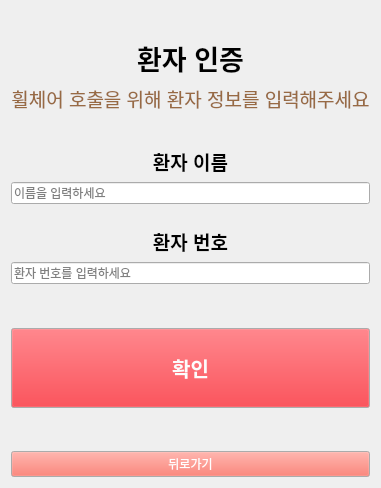
Above: Hospital_Terminal/kiosk_login.ui from Heo157/Project-Hospital-Autonomous-Wheelchair before the change. Below: the same form after it.
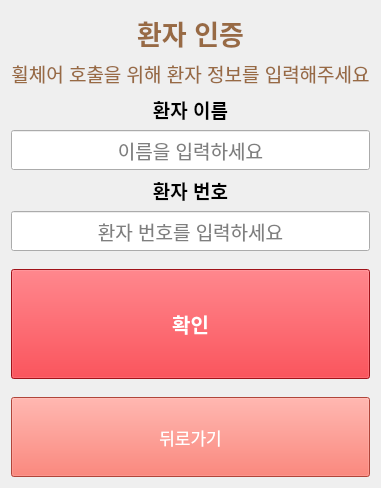
That is the form after the change.

```diff
--- a/Hospital_Terminal/kiosk_login.ui
+++ b/Hospital_Terminal/kiosk_login.ui
@@ -35,6 +35,9 @@
        <bold>true</bold>
       </font>
      </property>
+     <property name="styleSheet">
+      <string notr="true">color: rgb(152, 106, 68);</string>
+     </property>
      <property name="text">
       <string>환자 인증</string>
      </property>
@@ -92,6 +95,20 @@
    </item>
    <item>
     <widget class="QLineEdit" name="edit_name">
+     <property name="minimumSize">
+      <size>
+       <width>0</width>
+       <height>40</height>
+      </size>
+     </property>
+     <property name="font">
+      <font>
+       <pointsize>14</pointsize>
+      </font>
+     </property>
+     <property name="alignment">
+      <set>Qt::AlignmentFlag::AlignCenter</set>
+     </property>
      <property name="placeholderText">
       <string>이름을 입력하세요</string>
      </property>
@@ -128,6 +145,20 @@
    </item>
    <item>
     <widget class="QLineEdit" name="edit_id">
+     <property name="minimumSize">
+      <size>
+       <width>0</width>
+       <height>40</height>
+      </size>
+     </property>
+     <property name="font">
+      <font>
+       <pointsize>14</pointsize>
+      </font>
+     </property>
+     <property name="alignment">
+      <set>Qt::AlignmentFlag::AlignCenter</set>
+     </property>
      <property name="placeholderText">
       <string>환자 번호를 입력하세요</string>
      </property>
@@ -164,7 +195,7 @@
      <property name="minimumSize">
       <size>
        <width>0</width>
-       <height>80</height>
+       <height>110</height>
       </size>
      </property>
      <property name="palette">
@@ -173,9 +204,9 @@
         <colorrole role="WindowText">
          <brush brushstyle="SolidPattern">
           <color alpha="255">
-           <red>252</red>
-           <green>252</green>
-           <blue>252</blue>
+           <red>255</red>
+           <green>255</green>
+           <blue>255</blue>
           </color>
          </brush>
         </colorrole>
@@ -191,27 +222,45 @@
         <colorrole role="Text">
          <brush brushstyle="SolidPattern">
           <color alpha="255">
-           <red>252</red>
-           <green>252</green>
-           <blue>252</blue>
+           <red>255</red>
+           <green>255</green>
+           <blue>255</blue>
           </color>
          </brush>
         </colorrole>
         <colorrole role="ButtonText">
          <brush brushstyle="SolidPattern">
           <color alpha="255">
-           <red>252</red>
-           <green>252</green>
-           <blue>252</blue>
+           <red>255</red>
+           <green>255</green>
+           <blue>255</blue>
+          </color>
+         </brush>
+        </colorrole>
+        <colorrole role="Base">
+         <brush brushstyle="SolidPattern">
+          <color alpha="255">
+           <red>224</red>
+           <green>27</green>
+           <blue>36</blue>
+          </color>
+         </brush>
+        </colorrole>
+        <colorrole role="Window">
+         <brush brushstyle="SolidPattern">
+          <color alpha="255">
+           <red>224</red>
+           <green>27</green>
+           <blue>36</blue>
           </color>
          </brush>
         </colorrole>
         <colorrole role="PlaceholderText">
          <brush brushstyle="SolidPattern">
           <color alpha="128">
-           <red>252</red>
-           <green>252</green>
-           <blue>252</blue>
+           <red>255</red>
+           <green>255</green>
+           <blue>255</blue>
           </color>
          </brush>
         </colorrole>
@@ -220,9 +269,9 @@
         <colorrole role="WindowText">
          <brush brushstyle="SolidPattern">
           <color alpha="255">
-           <red>252</red>
-           <green>252</green>
-           <blue>252</blue>
+           <red>255</red>
+           <green>255</green>
+           <blue>255</blue>
           </color>
          </brush>
         </colorrole>
@@ -238,27 +287,45 @@
         <colorrole role="Text">
          <brush brushstyle="SolidPattern">
           <color alpha="255">
-           <red>252</red>
-           <green>252</green>
-           <blue>252</blue>
+           <red>255</red>
+           <green>255</green>
+           <blue>255</blue>
           </color>
          </brush>
         </colorrole>
         <colorrole role="ButtonText">
          <brush brushstyle="SolidPattern">
           <color alpha="255">
-           <red>252</red>
-           <green>252</green>
-           <blue>252</blue>
+           <red>255</red>
+           <green>255</green>
+           <blue>255</blue>
+          </color>
+         </brush>
+        </colorrole>
+        <colorrole role="Base">
+         <brush brushstyle="SolidPattern">
+          <color alpha="255">
+           <red>224</red>
+           <green>27</green>
+           <blue>36</blue>
+          </color>
+         </brush>
+        </colorrole>
+        <colorrole role="Window">
+         <brush brushstyle="SolidPattern">
+          <color alpha="255">
+           <red>224</red>
+           <green>27</green>
+           <blue>36</blue>
           </color>
          </brush>
         </colorrole>
         <colorrole role="PlaceholderText">
          <brush brushstyle="SolidPattern">
           <color alpha="128">
-           <red>252</red>
-           <green>252</green>
-           <blue>252</blue>
+           <red>255</red>
+           <green>255</green>
+           <blue>255</blue>
           </color>
          </brush>
         </colorrole>
@@ -267,9 +334,9 @@
         <colorrole role="WindowText">
          <brush brushstyle="SolidPattern">
           <color alpha="255">
-           <red>252</red>
-           <green>252</green>
-           <blue>252</blue>
+           <red>255</red>
+           <green>255</green>
+           <blue>255</blue>
           </color>
          </brush>
         </colorrole>
@@ -285,27 +352,45 @@
         <colorrole role="Text">
          <brush brushstyle="SolidPattern">
           <color alpha="255">
-           <red>252</red>
-           <green>252</green>
-           <blue>252</blue>
+           <red>255</red>
+           <green>255</green>
+           <blue>255</blue>
           </color>
          </brush>
         </colorrole>
         <colorrole role="ButtonText">
          <brush brushstyle="SolidPattern">
           <color alpha="255">
-           <red>252</red>
-           <green>252</green>
-           <blue>252</blue>
+           <red>255</red>
+           <green>255</green>
+           <blue>255</blue>
+          </color>
+         </brush>
+        </colorrole>
+        <colorrole role="Base">
+         <brush brushstyle="SolidPattern">
+          <color alpha="255">
+           <red>224</red>
+           <green>27</green>
+           <blue>36</blue>
+          </color>
+         </brush>
+        </colorrole>
+        <colorrole role="Window">
+         <brush brushstyle="SolidPattern">
+          <color alpha="255">
+           <red>224</red>
+           <green>27</green>
+           <blue>36</blue>
           </color>
          </brush>
         </colorrole>
         <colorrole role="PlaceholderText">
          <brush brushstyle="SolidPattern">
           <color alpha="128">
-           <red>252</red>
-           <green>252</green>
-           <blue>252</blue>
+           <red>255</red>
+           <green>255</green>
+           <blue>255</blue>
           </color>
          </brush>
         </colorrole>
@@ -322,7 +407,8 @@
       <cursorShape>OpenHandCursor</cursorShape>
      </property>
      <property name="styleSheet">
-      <string notr="true">color: rgb(252, 252, 252);</string>
+      <string notr="true">color: rgb(255, 255, 255);
+background-color: rgb(224, 27, 36);</string>
      </property>
      <property name="text">
       <string>확인</string>
@@ -344,6 +430,12 @@
    </item>
    <item>
     <widget class="QPushButton" name="btn_back">
+     <property name="minimumSize">
+      <size>
+       <width>0</width>
+       <height>80</height>
+      </size>
+     </property>
      <property name="palette">
       <palette>
        <active>
@@ -383,6 +475,24 @@
           </color>
          </brush>
         </colorrole>
+        <colorrole role="Base">
+         <brush brushstyle="SolidPattern">
+          <color alpha="255">
+           <red>246</red>
+           <green>97</green>
+           <blue>81</blue>
+          </color>
+         </brush>
+        </colorrole>
+        <colorrole role="Window">
+         <brush brushstyle="SolidPattern">
+          <color alpha="255">
+           <red>246</red>
+           <green>97</green>
+           <blue>81</blue>
+          </color>
+         </brush>
+        </colorrole>
         <colorrole role="PlaceholderText">
          <brush brushstyle="SolidPattern">
           <color alpha="128">
@@ -430,6 +540,24 @@
           </color>
          </brush>
         </colorrole>
+        <colorrole role="Base">
+         <brush brushstyle="SolidPattern">
+          <color alpha="255">
+           <red>246</red>
+           <green>97</green>
+           <blue>81</blue>
+          </color>
+         </brush>
+        </colorrole>
+        <colorrole role="Window">
+         <brush brushstyle="SolidPattern">
+          <color alpha="255">
+           <red>246</red>
+           <green>97</green>
+           <blue>81</blue>
+          </color>
+         </brush>
+        </colorrole>
         <colorrole role="PlaceholderText">
          <brush brushstyle="SolidPattern">
           <color alpha="128">
@@ -477,6 +605,24 @@
           </color>
          </brush>
         </colorrole>
+        <colorrole role="Base">
+         <brush brushstyle="SolidPattern">
+          <color alpha="255">
+           <red>246</red>
+           <green>97</green>
+           <blue>81</blue>
+          </color>
+         </brush>
+        </colorrole>
+        <colorrole role="Window">
+         <brush brushstyle="SolidPattern">
+          <color alpha="255">
+           <red>246</red>
+           <green>97</green>
+           <blue>81</blue>
+          </color>
+         </brush>
+        </colorrole>
         <colorrole role="PlaceholderText">
          <brush brushstyle="SolidPattern">
           <color alpha="128">
@@ -489,8 +635,14 @@
        </disabled>
       </palette>
      </property>
+     <property name="font">
+      <font>
+       <pointsize>13</pointsize>
+      </font>
+     </property>
      <property name="styleSheet">
-      <string notr="true">color: rgb(255, 255, 255);</string>
+      <string notr="true">color: rgb(255, 255, 255);
+background-color: rgb(246, 97, 81);</string>
      </property>
      <property name="text">
       <string>뒤로가기</string>
```
